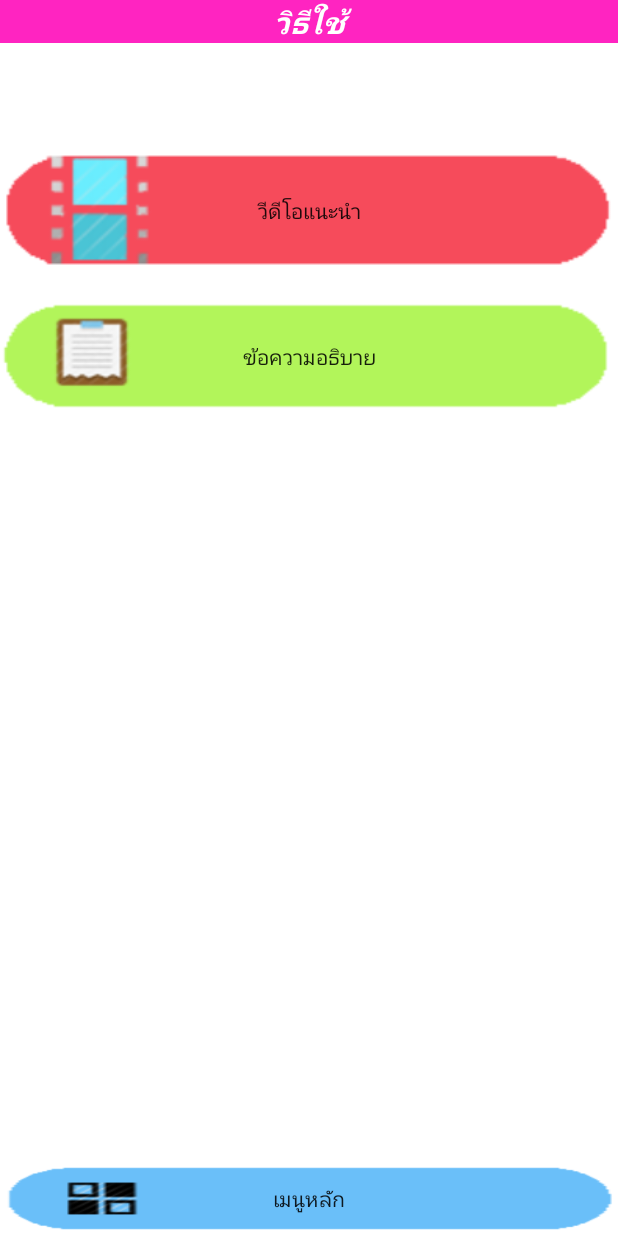
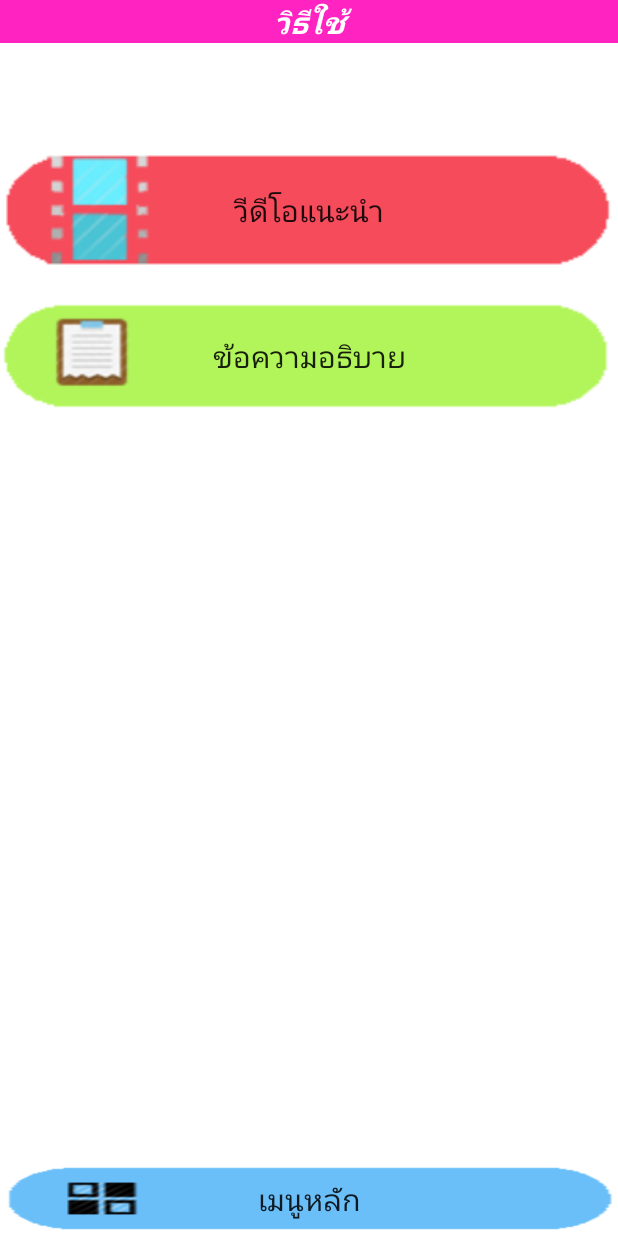
Before and after one commit to kingbangkok4/OLDERMORE, an Android app: the ManualActivity screen opened directly, with no data from a screen before it, on a phone screen of 412 x 824 dp. Run offline under Robolectric (Android 15) with nearby library versions, the phone set to English and light mode, and no system bars; 1 statement that could not run was skipped.

```diff
--- a/app/src/main/java/com/app/oldermore/ManualActivity.java
+++ b/app/src/main/java/com/app/oldermore/ManualActivity.java
@@ -11,6 +11,7 @@ import android.graphics.drawable.BitmapDrawable;
 import android.net.Uri;
 import android.os.Bundle;
 import android.os.StrictMode;
+import android.util.TypedValue;
 import android.view.View;
 import android.widget.Button;
 import android.widget.MediaController;
@@ -35,7 +36,6 @@ import java.util.HashMap;
 import java.util.List;
 
 public class ManualActivity extends Activity {
-    private CommonClass common = new  CommonClass();
     private Double sumTotal = 0.00;
     private StringBuilder strDetailService = new StringBuilder();
     //private DatabaseActivity myDb = new DatabaseActivity(this);
@@ -218,9 +218,13 @@ public class ManualActivity extends Activity {
         alert.show();
     }
 
-    private void GetCommon(){
+    private void GetCommon() {
+        CommonClass common = new CommonClass();
         SettingModel ret = new SettingModel();
         ret = common.GetSettingValue();
         bgElement.setBackgroundColor(Color.parseColor(ret.getBgColor()));
+        btnWord.setTextSize(TypedValue.COMPLEX_UNIT_SP, ret.getFontSize());
+        btnVideo.setTextSize(TypedValue.COMPLEX_UNIT_SP, ret.getFontSize());
+        btnMainMenu.setTextSize(TypedValue.COMPLEX_UNIT_SP, ret.getFontSize());
     }
 }
--- a/app/src/main/java/com/app/oldermore/common/CommonClass.java
+++ b/app/src/main/java/com/app/oldermore/common/CommonClass.java
@@ -4,7 +4,7 @@ public class CommonClass{
     public static SettingModel GetSettingValue(){
         SettingModel ret = new SettingModel();
         try {
-            ret.setFontSize(10);
+            ret.setFontSize(20);
             ret.setBgColor("#FFFFFF");
         }catch (Exception ex){
 
```
